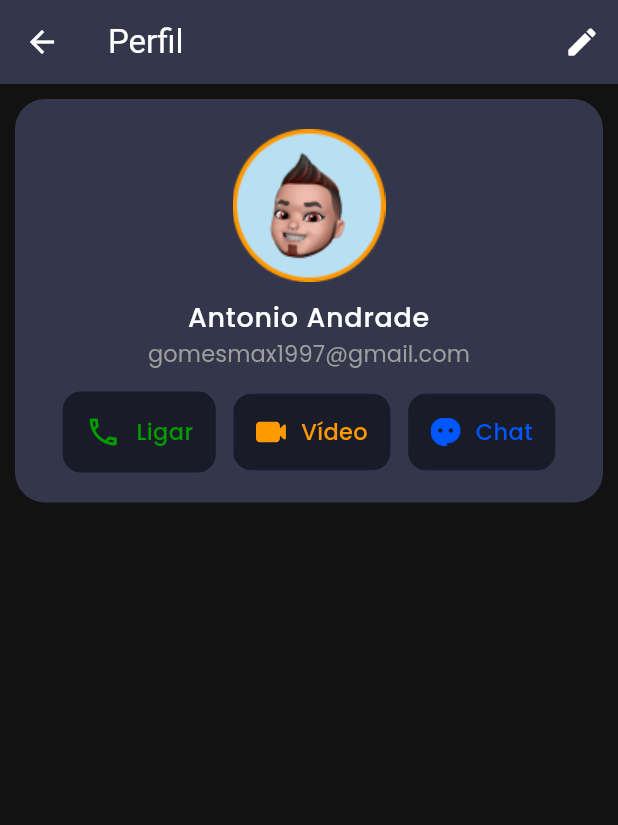
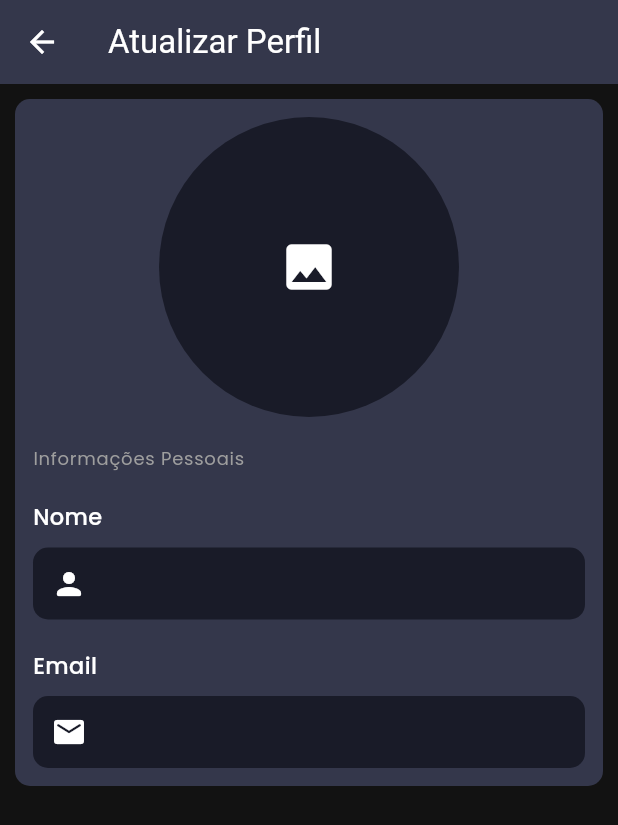
Before and after one commit to AntonioAndradeGomes/chat_app, a Flutter app: the ProfilePage screen opened by its route, after a tap on the "edit" icon, on a phone screen of 412 x 824 dp. Shown: the top 825 px of the screen. Run offline on Flutter 3.47's test engine with Material 3 defaults, Android fonts, the phone set to English and light mode, and no system bars; our stand-ins replace firebase_auth, firebase_core, flutter_svg, get, slide_to_act; accounts and stored records are empty.

Commit message:
update profile page init

```diff
--- a/lib/config/routes/pages.dart
+++ b/lib/config/routes/pages.dart
@@ -3,6 +3,7 @@ import 'package:chat_app/pages/auth/auth_page.dart';
 import 'package:chat_app/pages/chat/chat_page.dart';
 import 'package:chat_app/pages/home/home_page.dart';
 import 'package:chat_app/pages/profile/profile_page.dart';
+import 'package:chat_app/pages/profile/update_profile_page.dart';
 import 'package:chat_app/pages/splash/splash_page.dart';
 import 'package:chat_app/pages/welcome/welcome_page.dart';
 import 'package:get/get.dart';
@@ -39,5 +40,10 @@ abstract class AppPages {
       page: () => const ProfilePage(),
       transition: Transition.rightToLeft,
     ),
+    GetPage(
+      name: Routes.updateProfile,
+      page: () => const UpdateProfilePage(),
+      transition: Transition.rightToLeft,
+    ),
   ];
 }
--- a/lib/config/routes/routes.dart
+++ b/lib/config/routes/routes.dart
@@ -5,4 +5,5 @@ abstract class Routes {
   static const home = '/';
   static const chat = '/chat';
   static const profile = '/profile';
+  static const updateProfile = '/updateProfile';
 }
--- a/lib/pages/profile/profile_page.dart
+++ b/lib/pages/profile/profile_page.dart
@@ -1,5 +1,7 @@
+import 'package:chat_app/config/routes/routes.dart';
 import 'package:chat_app/pages/profile/widgets/user_info.dart';
 import 'package:flutter/material.dart';
+import 'package:get/get.dart';
 
 class ProfilePage extends StatelessWidget {
   const ProfilePage({super.key});
@@ -13,7 +15,11 @@ class ProfilePage extends StatelessWidget {
         ),
         actions: [
           IconButton(
-            onPressed: () {},
+            onPressed: () {
+              Get.toNamed(
+                Routes.updateProfile,
+              );
+            },
             icon: const Icon(
               Icons.edit_rounded,
             ),
--- /dev/null
+++ b/lib/pages/profile/update_profile_page.dart
@@ -0,0 +1,109 @@
+import 'package:flutter/material.dart';
+
+class UpdateProfilePage extends StatelessWidget {
+  const UpdateProfilePage({super.key});
+
+  @override
+  Widget build(BuildContext context) {
+    return Scaffold(
+        appBar: AppBar(
+          title: const Text(
+            'Atualizar Perfil',
+          ),
+        ),
+        body: Padding(
+          padding: const EdgeInsets.all(10),
+          child: Column(
+            children: [
+              Container(
+                padding: const EdgeInsets.all(12),
+                decoration: BoxDecoration(
+                  borderRadius: BorderRadius.circular(10),
+                  color: Theme.of(context).colorScheme.primaryContainer,
+                ),
+                child: Row(
+                  children: [
+                    Expanded(
+                      child: Column(
+                        children: [
+                          Container(
+                            width: 200,
+                            height: 200,
+                            decoration: BoxDecoration(
+                              color: Theme.of(context).colorScheme.background,
+                              borderRadius: BorderRadius.circular(100),
+                            ),
+                            child: const Center(
+                              child: Icon(
+                                Icons.image,
+                                size: 40,
+                              ),
+                            ),
+                          ),
+                          const SizedBox(
+                            height: 20,
+                          ),
+                          Row(
+                            children: [
+                              Text(
+                                'Informações Pessoais',
+                                style: Theme.of(context).textTheme.labelMedium,
+                                textAlign: TextAlign.start,
+                              ),
+                            ],
+                          ),
+                          const SizedBox(
+                            height: 20,
+                          ),
+                          Row(
+                            children: [
+                              Text(
+                                'Nome',
+                                style: Theme.of(context).textTheme.bodyMedium,
+                                textAlign: TextAlign.start,
+                              ),
+                            ],
+                          ),
+                          const SizedBox(
+                            height: 10,
+                          ),
+                          TextField(
+                            decoration: const InputDecoration(
+                              prefixIcon: Icon(
+                                Icons.person_rounded,
+                              ),
+                            ),
+                          ),
+                          const SizedBox(
+                            height: 20,
+                          ),
+                          Row(
+                            children: [
+                              Text(
+                                'Email',
+                                style: Theme.of(context).textTheme.bodyMedium,
+                                textAlign: TextAlign.start,
+                              ),
+                            ],
+                          ),
+                          const SizedBox(
+                            height: 10,
+                          ),
+                          TextField(
+                            decoration: const InputDecoration(
+                              prefixIcon: Icon(
+                                Icons.email_rounded,
+                              ),
+                            ),
+                          ),
+                        ],
+                      ),
+                    ),
+                  ],
+                ),
+              ),
+            ],
+          ),
+        ));
+  }
+}
--- a/lib/pages/profile/widgets/update_profile.dart
+++ /dev/null
@@ -1,15 +0,0 @@
-import 'package:flutter/material.dart';
-
-class UpdateProfile extends StatelessWidget {
-  const UpdateProfile({super.key});
-
-  @override
-  Widget build(BuildContext context) {
-    return Scaffold(
-      appBar: AppBar(
-        title: const Text(''),
-      ),
-      body: Container(),
-    );
-  }
-}
```
